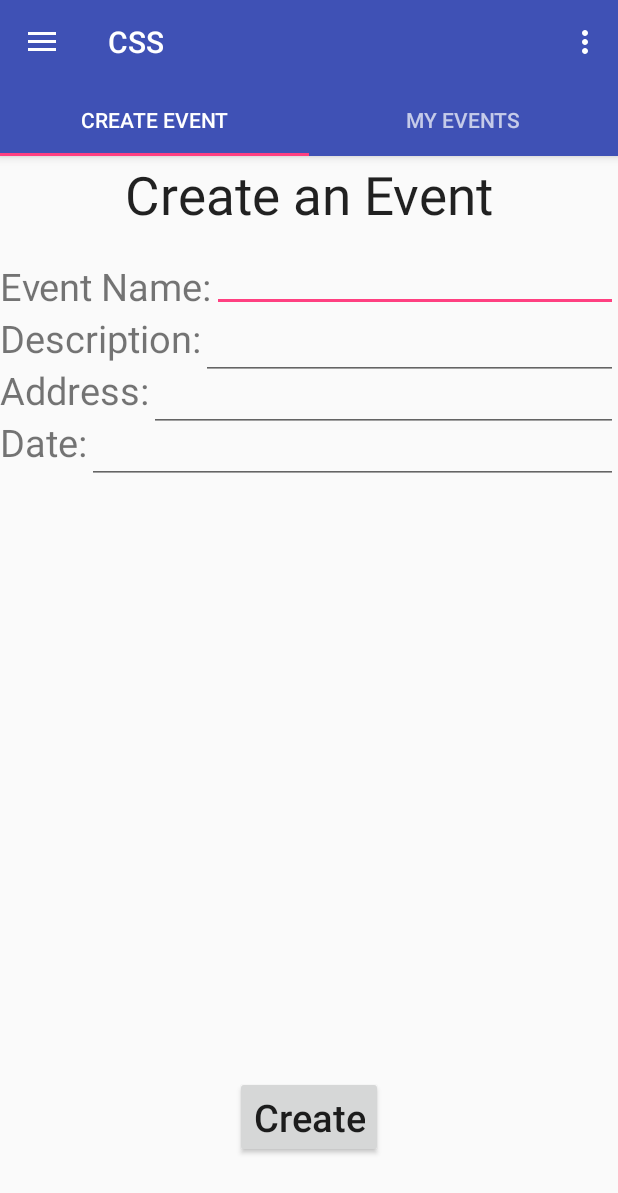
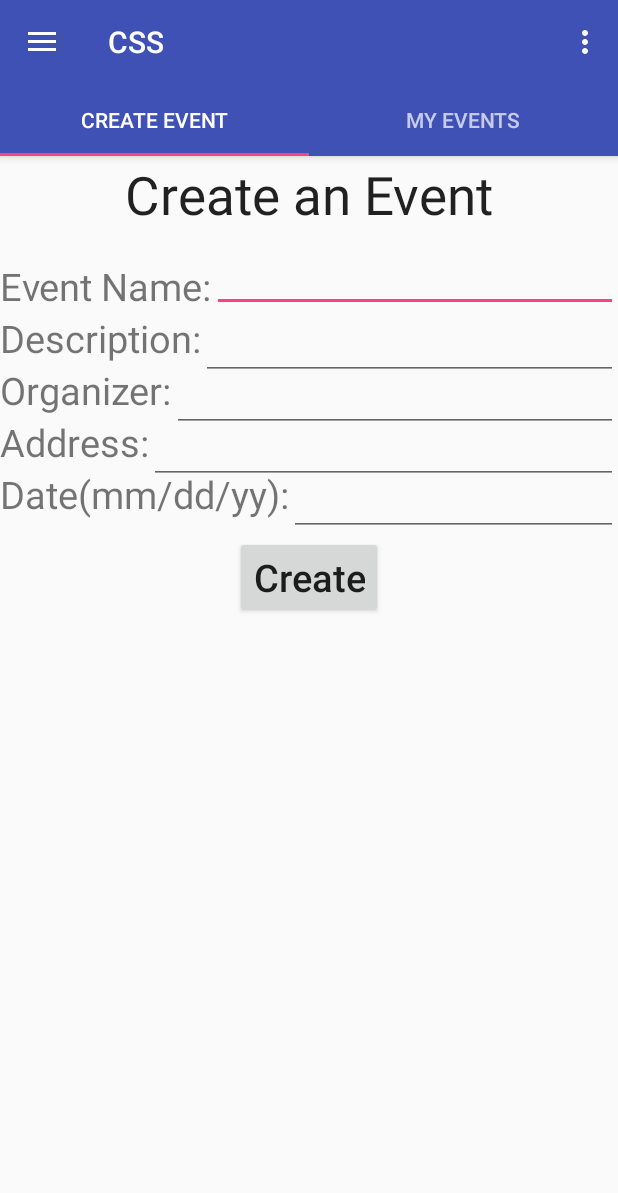
Before and after one commit to debkbanerji/CommunityServiceSearch, an Android app: the screen it shows after launch (MainActivity), after a tap on "Create", on a phone screen of 412 x 824 dp. Shown: the top 1193 px of the screen. Run offline under Robolectric (Android 15) with nearby library versions, the phone set to English and light mode, and no system bars; libraries missing offline, so code that uses them is left out: com.firebase.client; 6 statements that could not run were skipped.

Commit message:
Layout updates - spacing

```diff
--- a/CSS/CSS/app/src/main/java/com/example/css/CreateEventFragment.java
+++ b/CSS/CSS/app/src/main/java/com/example/css/CreateEventFragment.java
@@ -3,6 +3,7 @@ package com.example.css;
 
 import android.os.Bundle;
 import android.support.v4.app.Fragment;
+import android.text.method.ScrollingMovementMethod;
 import android.view.LayoutInflater;
 import android.view.View;
 import android.view.ViewGroup;
@@ -41,6 +42,8 @@ public class CreateEventFragment extends Fragment {
         final EditText enteredDescription = (EditText) rootView.findViewById(R.id.eventDescription);
         final EditText enteredAddress = (EditText) rootView.findViewById(R.id.eventAddress);
         final EditText enteredDate = (EditText) rootView.findViewById(R.id.datePicker);
+        final EditText enteredOrganizer = (EditText) rootView.findViewById(R.id.eventOrganizer);
+        enteredDescription.setMovementMethod(new ScrollingMovementMethod());
 
 
         Button createButton = ((Button) rootView.findViewById(R.id.createButton));
@@ -54,10 +57,12 @@ public class CreateEventFragment extends Fragment {
                 String description = enteredDescription.getText().toString();
                 String address = enteredAddress.getText().toString();
                 String stringDate = enteredDate.getText().toString();
+                String organizer = enteredOrganizer.getText().toString();
                 enteredName.setText("");
                 enteredDate.setText("");
                 enteredDescription.setText("");
                 enteredAddress.setText("");
+                enteredOrganizer.setText("");
                 long date = 0;
                 try {
                     SimpleDateFormat formatter = new SimpleDateFormat("MM/dd/yy");
@@ -67,7 +72,7 @@ public class CreateEventFragment extends Fragment {
                     date = System.currentTimeMillis();
                 }
                 stringDate = String.valueOf(date);
-                Event event = new Event(name, "Me", description, address, date,new ArrayList<String>());
+                Event event = new Event(name, organizer, description, address, date,new ArrayList<String>());
                 firebase.child("eventList").child(stringDate).setValue(event);
             }
         });
--- a/CSS/CSS/app/src/main/res/layout/fragment_create_event.xml
+++ b/CSS/CSS/app/src/main/res/layout/fragment_create_event.xml
@@ -8,106 +8,125 @@
     <!-- TODO: Update blank fragment layout -->
 
     <TextView
+        android:id="@+id/textView2"
         android:layout_width="wrap_content"
         android:layout_height="wrap_content"
-        android:textAppearance="?android:attr/textAppearanceLarge"
-        android:text="Create an Event"
-        android:id="@+id/textView2"
-        android:layout_gravity="center_horizontal|top"
         android:layout_alignParentTop="true"
         android:layout_centerHorizontal="true"
-        android:textSize="35dp"/>
+        android:layout_gravity="center_horizontal|top"
+        android:text="Create an Event"
+        android:textAppearance="?android:attr/textAppearanceLarge"
+        android:textSize="35dp" />
 
     <TextView
+        android:id="@+id/textView3"
         android:layout_width="wrap_content"
         android:layout_height="wrap_content"
+        android:layout_alignParentLeft="true"
+        android:layout_alignParentStart="true"
+        android:layout_below="@+id/textView2"
         android:layout_marginTop="20dp"
         android:text="Event Name:"
-        android:id="@+id/textView3"
-        android:layout_below="@+id/textView2"
-        android:layout_alignParentLeft="true"
-        android:layout_alignParentStart="true"
         android:textSize="25dp" />
 
     <TextView
+        android:id="@+id/textView4"
         android:layout_width="wrap_content"
         android:layout_height="wrap_content"
-        android:text="Description:"
-        android:id="@+id/textView4"
-        android:layout_below="@+id/textView3"
         android:layout_alignParentLeft="true"
         android:layout_alignParentStart="true"
+        android:layout_below="@+id/textView3"
+        android:text="Description:"
         android:textIsSelectable="false"
         android:textSize="25dp" />
 
     <TextView
+        android:id="@+id/textView7"
         android:layout_width="wrap_content"
         android:layout_height="wrap_content"
-        android:text="Address:"
-        android:id="@+id/textView5"
-        android:layout_below="@+id/textView4"
         android:layout_alignParentLeft="true"
         android:layout_alignParentStart="true"
+        android:layout_below="@+id/textView4"
+        android:text="Organizer:"
         android:textSize="25dp" />
 
     <TextView
+        android:id="@+id/textView5"
         android:layout_width="wrap_content"
         android:layout_height="wrap_content"
-        android:text="Date:"
-        android:id="@+id/textView6"
-        android:layout_below="@+id/textView5"
         android:layout_alignParentLeft="true"
         android:layout_alignParentStart="true"
+        android:layout_below="@+id/textView7"
+        android:text="Address:"
+        android:textSize="25dp" />
+
+    <TextView
+        android:id="@+id/textView6"
+        android:layout_width="wrap_content"
+        android:layout_height="wrap_content"
+        android:layout_alignParentLeft="true"
+        android:layout_alignParentStart="true"
+        android:layout_below="@+id/textView5"
+        android:text="Date(mm/dd/yy):"
         android:textSize="25dp" />
 
     <Button
+        android:id="@+id/createButton"
         android:layout_width="wrap_content"
         android:layout_height="wrap_content"
+android:layout_below="@id/datePicker"
+        android:layout_centerHorizontal="true"
         android:text="Create"
         android:textAllCaps="false"
-        android:id="@+id/createButton"
-        android:layout_alignParentBottom="true"
-        android:layout_centerHorizontal="true"
-        android:layout_marginBottom="52dp"
         android:textSize="25dp" />
 
     <EditText
+        android:id="@+id/eventName"
         android:layout_width="wrap_content"
         android:layout_height="wrap_content"
-        android:id="@+id/eventName"
-        android:layout_toRightOf="@+id/textView3"
         android:layout_above="@+id/textView4"
+        android:layout_alignParentEnd="true"
         android:layout_alignParentRight="true"
-        android:layout_alignParentEnd="true"
-        android:layout_below="@+id/textView2" />
+        android:layout_toRightOf="@+id/textView3" />
 
     <EditText
+        android:id="@+id/eventDescription"
         android:layout_width="wrap_content"
         android:layout_height="wrap_content"
-        android:id="@+id/eventDescription"
-        android:layout_toRightOf="@+id/textView4"
+        android:layout_alignEnd="@+id/eventName"
+        android:layout_alignRight="@+id/eventName"
         android:layout_below="@+id/eventName"
-        android:layout_alignRight="@+id/eventName"
-        android:layout_alignEnd="@+id/eventName" />
+        android:maxLines = "1"
+        android:scrollbars = "vertical"
+        android:layout_toRightOf="@+id/textView4" />
 
     <EditText
+        android:id="@+id/eventOrganizer"
         android:layout_width="wrap_content"
         android:layout_height="wrap_content"
-        android:id="@+id/eventAddress"
-        android:layout_toRightOf="@+id/textView5"
+        android:layout_alignEnd="@+id/eventDescription"
+        android:layout_alignRight="@+id/eventDescription"
         android:layout_below="@+id/textView4"
-        android:layout_alignRight="@+id/eventDescription"
-        android:layout_alignEnd="@+id/eventDescription" />
+        android:layout_toRightOf="@+id/textView7" />
 
     <EditText
+        android:id="@+id/eventAddress"
         android:layout_width="wrap_content"
         android:layout_height="wrap_content"
-        android:inputType="date"
-        android:ems="10"
+        android:layout_alignEnd="@+id/eventOrganizer"
+        android:layout_alignRight="@+id/eventOrganizer"
+        android:layout_below="@+id/textView7"
+        android:layout_toRightOf="@+id/textView5" />
+
+    <EditText
         android:id="@+id/datePicker"
+        android:layout_width="wrap_content"
+        android:layout_height="wrap_content"
+        android:layout_alignEnd="@+id/eventAddress"
+        android:layout_alignRight="@+id/eventAddress"
         android:layout_below="@+id/textView5"
         android:layout_toRightOf="@+id/textView6"
-        android:layout_alignRight="@+id/eventAddress"
-        android:layout_alignEnd="@+id/eventAddress" />
+        android:ems="10"
+        android:inputType="date" />
 
 </RelativeLayout>
```
